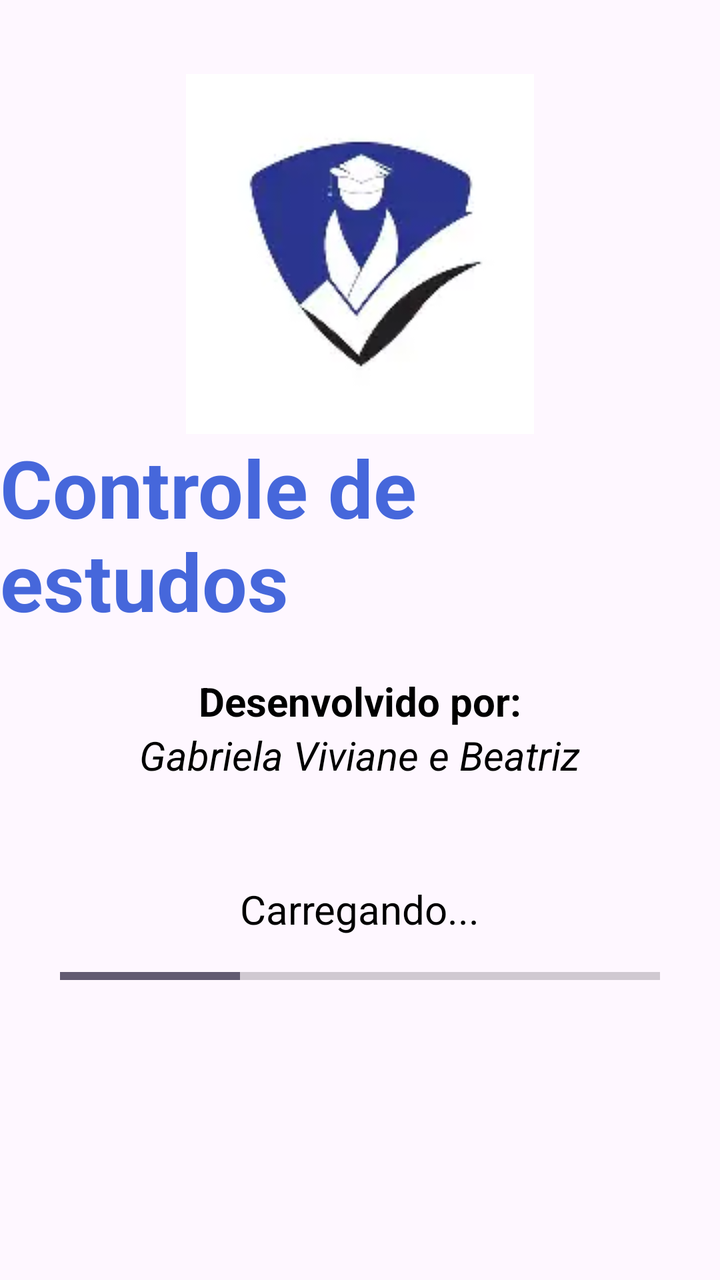
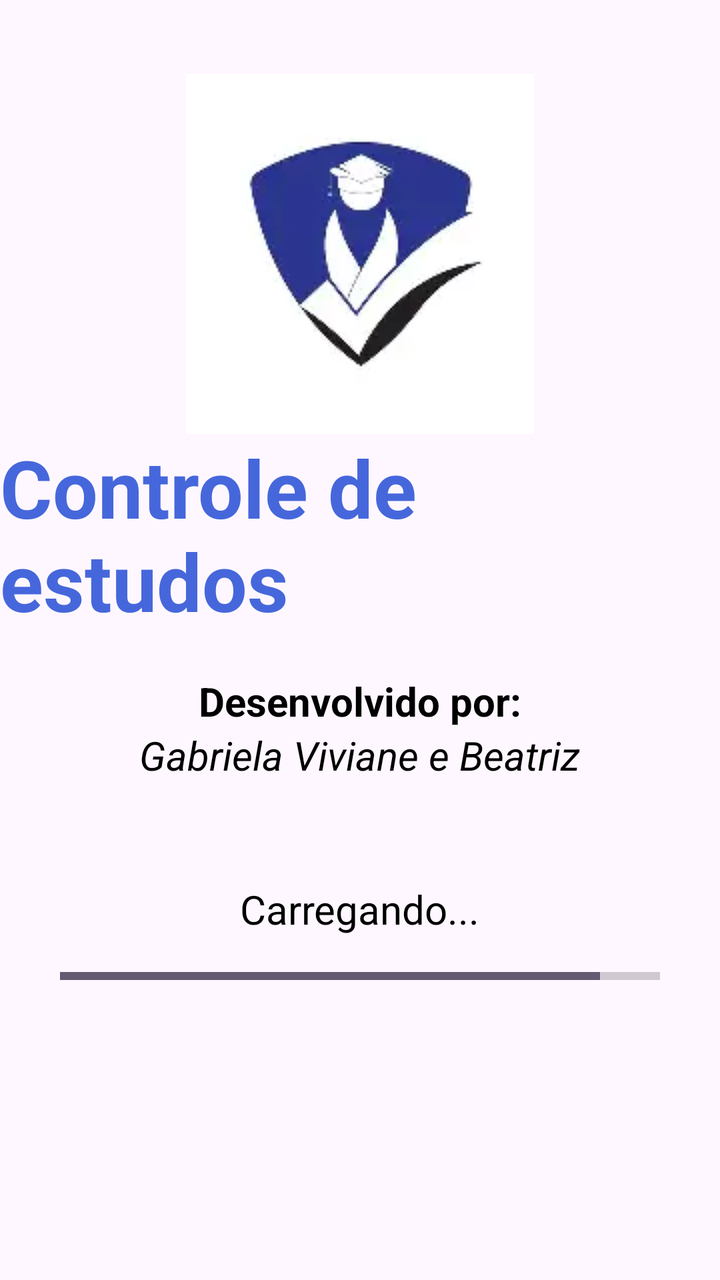

The first picture is an Android layout as it rendered before a commit; the second is the same layout after the commit. The layout source and the unified diff follow.
<!-- AndroidManifest.xml: application theme Theme.MyApp -->
<!-- res/layout/splash_main.xml -->
<?xml version="1.0" encoding="utf-8"?>
<LinearLayout xmlns:android="http://schemas.android.com/apk/res/android"
    xmlns:app="http://schemas.android.com/apk/res-auto"
    xmlns:tools="http://schemas.android.com/tools"
    android:id="@+id/main"
    android:layout_width="match_parent"
    android:layout_height="match_parent"
    android:orientation="vertical"
    android:gravity="center_vertical"

    >
 <ImageView
     android:layout_marginTop="-100dp"
     android:layout_width="match_parent"
     android:layout_height="wrap_content"
    android:src="@drawable/controle_de_estudos"/>


    <TextView
        android:layout_width="wrap_content"
        android:layout_height="wrap_content"
        android:text="Controle de estudos"
        android:textSize="40dp"
        android:textStyle="bold"
        android:layout_gravity="center_horizontal"
        android:textColor="#4667DB"
        />

    <TextView
        android:layout_width="wrap_content"
        android:layout_height="wrap_content"
        android:layout_marginTop="20dp"
        android:text="Desenvolvido por:"
        android:textSize="20dp"
        android:textStyle="bold"
        android:layout_gravity="center_horizontal"
        android:textColor="#000000"
        />
    <TextView
        android:layout_width="wrap_content"
        android:layout_height="wrap_content"
        android:text="Gabriela Viviane e Beatriz"
        android:textSize="20dp"
        android:textStyle="italic"
        android:layout_gravity="center_horizontal"
        android:textColor="#000000"
        />

    <TextView
    android:layout_width="wrap_content"
    android:layout_height="wrap_content"
    android:text="Carregando..."
    android:textSize="20dp"
    android:textStyle="normal"
    android:layout_gravity="center_horizontal"
    android:textColor="#000000"
        android:layout_marginTop="50dp"
    />

   <ProgressBar
       android:id="@+id/progressBar"
       style="?android:attr/progressBarStyleHorizontal"
       android:layout_gravity="center"
       android:indeterminateTint="#052C6B"
       android:layout_marginTop="5dp"
       android:layout_width="300dp"
       android:layout_height="30dp"
       android:max="100"
       android:progress="30"
       android:indeterminate="false"/>






</LinearLayout>
<!-- resources referenced by this layout -->
<resources>
  <!-- drawable controle_de_estudos: webp bitmap (drawable, 2026 bytes) -->
  <style name="Theme.MyApp" parent="Base.Theme.MyApp" />
  <style name="Base.Theme.MyApp" parent="Theme.Material3.DayNight.NoActionBar">
          
          
      </style>
</resources>

<!-- the commit's change to res/layout/splash_main.xml (unified diff, before → after) -->
@@ -66,7 +66,7 @@
        android:layout_width="300dp"
        android:layout_height="30dp"
        android:max="100"
-       android:progress="30"
+       android:progress="90"
        android:indeterminate="false"/>
 
 
